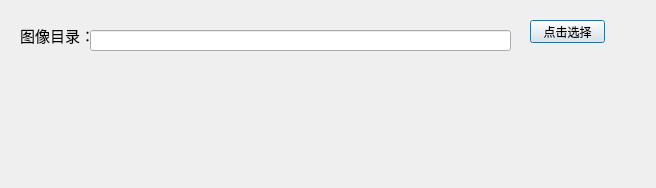
Old version of the form demo.ui in the repository SWHL/RapidVideOCR.
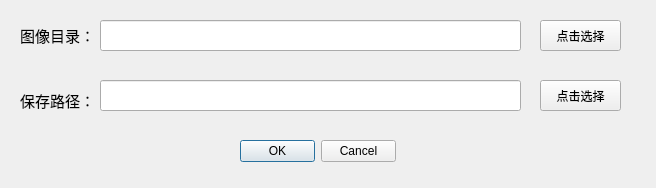
New version of the form.

```diff
--- a/demo.ui
+++ b/demo.ui
@@ -18,7 +18,7 @@
     <rect>
      <x>20</x>
      <y>20</y>
-     <width>81</width>
+     <width>71</width>
      <height>31</height>
     </rect>
    </property>
@@ -34,24 +34,81 @@
   <widget class="QLineEdit" name="lineEdit">
    <property name="geometry">
     <rect>
-     <x>90</x>
-     <y>30</y>
+     <x>100</x>
+     <y>20</y>
      <width>421</width>
+     <height>31</height>
+    </rect>
+   </property>
+  </widget>
+  <widget class="QPushButton" name="btn_select_img_dir">
+   <property name="geometry">
+    <rect>
+     <x>540</x>
+     <y>20</y>
+     <width>81</width>
+     <height>31</height>
+    </rect>
+   </property>
+   <property name="text">
+    <string>点击选择</string>
+   </property>
+  </widget>
+  <widget class="QLabel" name="lable_save_name">
+   <property name="geometry">
+    <rect>
+     <x>20</x>
+     <y>90</y>
+     <width>71</width>
      <height>21</height>
     </rect>
    </property>
+   <property name="font">
+    <font>
+     <pointsize>11</pointsize>
+    </font>
+   </property>
+   <property name="text">
+    <string>保存路径：</string>
+   </property>
   </widget>
-  <widget class="QPushButton" name="pushButton">
+  <widget class="QLineEdit" name="le_save_path">
    <property name="geometry">
     <rect>
-     <x>530</x>
-     <y>20</y>
-     <width>75</width>
+     <x>100</x>
+     <y>80</y>
+     <width>421</width>
+     <height>31</height>
+    </rect>
+   </property>
+  </widget>
+  <widget class="QPushButton" name="btn_save_result">
+   <property name="geometry">
+    <rect>
+     <x>540</x>
+     <y>80</y>
+     <width>81</width>
+     <height>31</height>
+    </rect>
+   </property>
+   <property name="text">
+    <string>点击选择</string>
+   </property>
+  </widget>
+  <widget class="QDialogButtonBox" name="btn_dialog_ok_cancel">
+   <property name="geometry">
+    <rect>
+     <x>240</x>
+     <y>140</y>
+     <width>156</width>
      <height>23</height>
     </rect>
    </property>
-   <property name="text">
-    <string>点击选择</string>
+   <property name="toolTip">
+    <string>&lt;html&gt;&lt;head/&gt;&lt;body&gt;&lt;p&gt;&lt;br/&gt;&lt;/p&gt;&lt;/body&gt;&lt;/html&gt;</string>
+   </property>
+   <property name="standardButtons">
+    <set>QDialogButtonBox::Cancel|QDialogButtonBox::Ok</set>
    </property>
   </widget>
  </widget>
```
Left out of the diff: 4 changed lines with no effect on the pictures.
